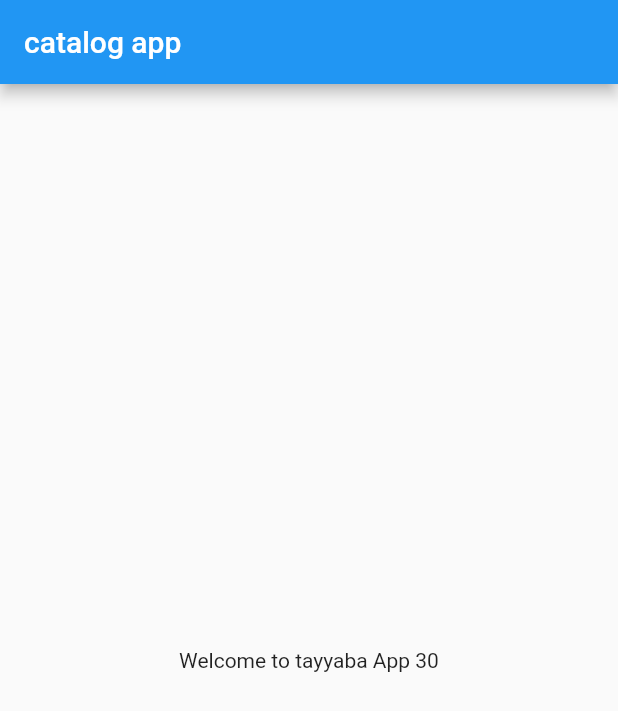
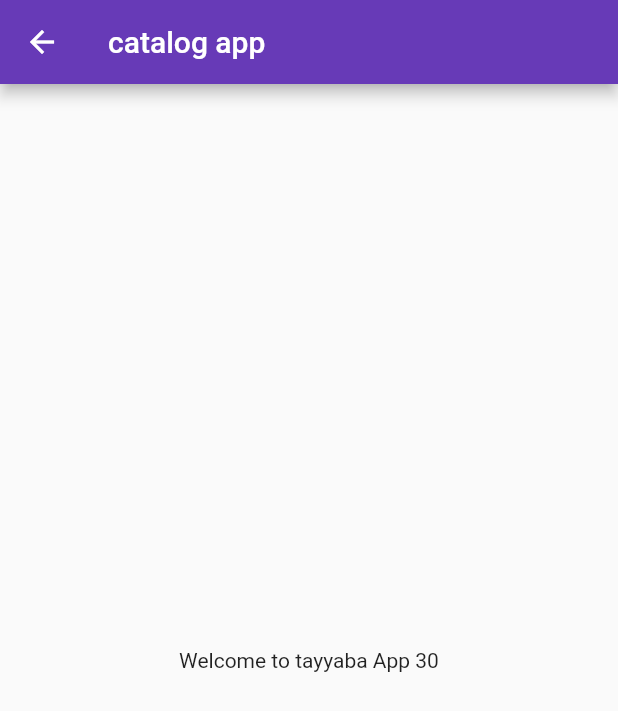
Before and after one commit to tayybaajmal123/30DaysOffFutter, a Flutter app: the screen it shows after launch, on a phone screen of 412 x 824 dp. Shown: the top 711 px of the screen. Run offline on Flutter 3.47's test engine with Material 2 defaults, Android fonts, the phone set to English and light mode, and no system bars.

Commit message:
day3 completed

```diff
--- a/demoproject/lib/main.dart
+++ b/demoproject/lib/main.dart
@@ -1,4 +1,6 @@
 import 'package:demoproject/Home_page.dart';
+import 'package:demoproject/login_page.dart';
+
 import 'package:flutter/material.dart';
 
 void main() {
@@ -11,8 +13,17 @@
   @override
   Widget build(BuildContext context) {
     return MaterialApp(
-      home: HomePage(),
+      themeMode: ThemeMode.light,
+      theme: ThemeData(primarySwatch: Colors.deepPurple),
+      darkTheme: ThemeData(brightness: Brightness.dark,
+      ),
+      initialRoute: "/home",
+      routes: {
 
+        "/": (context) => loginPage(),
+        "/home": (context) => HomePage(),
+        "/login": (context) => loginPage(),
+      },
     );
   }
 }
--- a/login/lib/main.dart
+++ b/login/lib/main.dart
@@ -4,8 +4,8 @@
   runApp(const MaterialApp());
 
 }
-class loginpage extends StatefulWidget {
-  const loginpage({super.key});
+class LoginPage extends StatefulWidget {
+  const LoginPage({super.key});
 
   @override
 Widget build (BuildContext){
@@ -13,7 +13,7 @@
 };
 }
 
-class _loginpageState extends State<loginpage> {
+class _loginpageState extends State<LoginPage> {
   @override
   Widget build(BuildContext context) {
     return Container();
```
Also changed, not shown: demoproject/lib/login_page.dart (added, +21 -0 lines).
